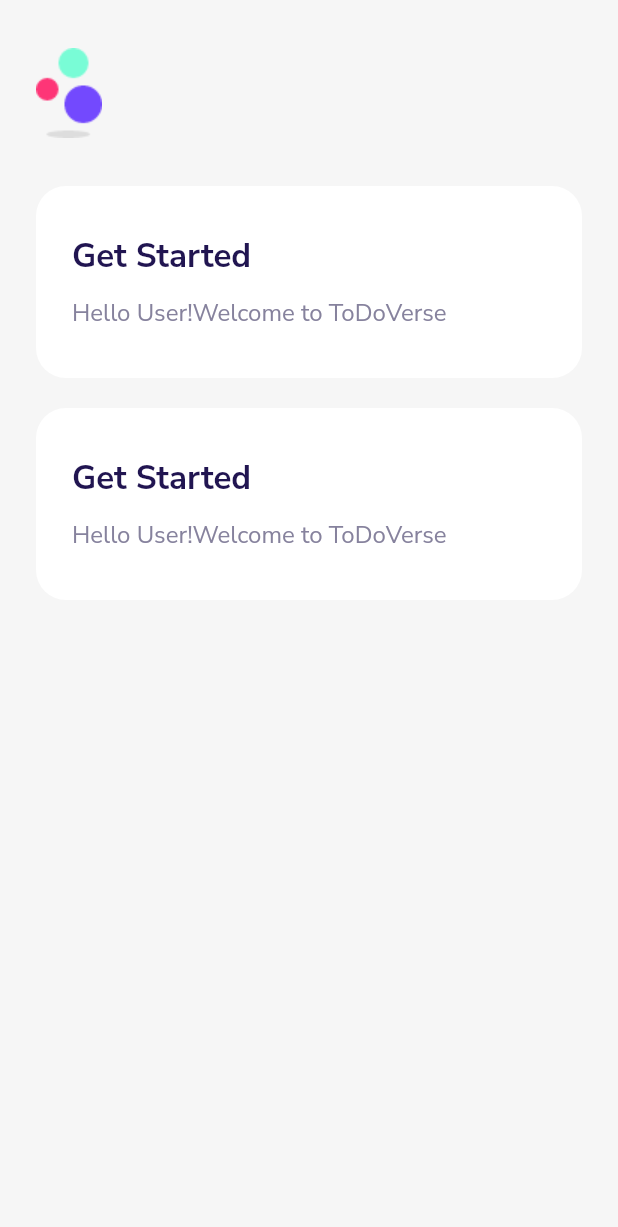
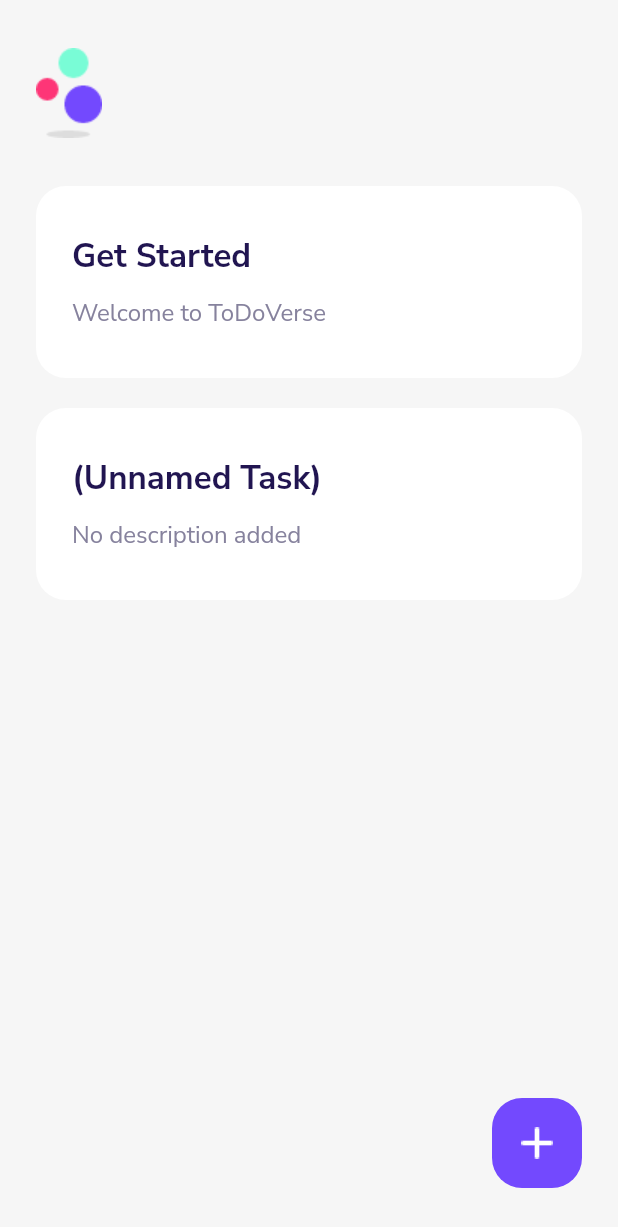
Before and after one commit to stonecoldanmol/todoverse, a Flutter app: the screen it shows after launch, on a phone screen of 412 x 824 dp. Shown: the top 1227 px of the screen. Run offline on Flutter 3.47's test engine with Material 2 defaults, Android fonts, the phone set to English and light mode, and no system bars; our stand-ins replace google_fonts.

Commit message:
First page UI

```diff
--- a/lib/screens/homepage.dart
+++ b/lib/screens/homepage.dart
@@ -19,7 +19,9 @@ class _HomepageState extends State<Homepage> {
             vertical: 32.0,
           ),
           color: Color(0xFFF6F6F6),
-          child: Column(
+          child: Stack(
+            children: <Widget>[
+              Column(
                 crossAxisAlignment: CrossAxisAlignment.start,
                 children:[
                   Container(
@@ -32,8 +34,30 @@ class _HomepageState extends State<Homepage> {
                         ),
                     ),
                   ),
+                  TaskCardWidget(
+                    title: 'Get Started',
+                    desc: 'Welcome to ToDoVerse',
+                  ),
                   TaskCardWidget(),
-              TaskCardWidget(),
+                ],
+              ),
+              Positioned(
+                bottom: 0.0,
+                right: 0.0,
+                child: Container(
+                  width: 60,
+                  height: 60,
+                  decoration: BoxDecoration(
+                    color: Color(0xFF7349FE),
+                    borderRadius: BorderRadius.circular(20.0),
+                  ),
+                  child: Image(
+                      image: AssetImage(
+                        'assets/images/add_icon.png',
+                      )
+                  ),
+                ),
+              ),
             ],
           ),
         ),
--- a/lib/widgets.dart
+++ b/lib/widgets.dart
@@ -1,8 +1,12 @@
 import 'package:flutter/material.dart';
 
 class TaskCardWidget extends StatelessWidget {
+  final String title;
+  final String desc;
+  const TaskCardWidget({this.title,this.desc});
 
-  @override
+
+
   Widget build(BuildContext context) {
     return Container(
       width: double.infinity,
@@ -19,7 +23,7 @@ class TaskCardWidget extends StatelessWidget {
         crossAxisAlignment: CrossAxisAlignment.start,
         children: [
           Text(
-            'Get Started',
+            title??'(Unnamed Task)',
             style: TextStyle(
               color: Color(0xFF211551),
               fontSize: 22.0,
@@ -30,7 +34,7 @@ class TaskCardWidget extends StatelessWidget {
           Padding(
             padding: EdgeInsets.only(top: 10.0),
             child: Text(
-              'Hello User!Welcome to ToDoVerse',
+              desc??'No description added',
               style: TextStyle(
                 fontSize: 16.0,
                 color: Color(0xFF86829D),
```
Lines whose indentation alone changed are shown as unchanged.
